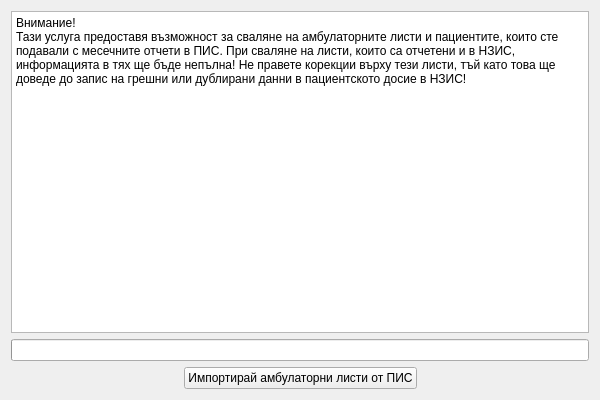
Before: the Qt Designer form src/View/Widgets/PisImportView.ui in thefinalcutbg/DinoDent, drawn with Qt 5.
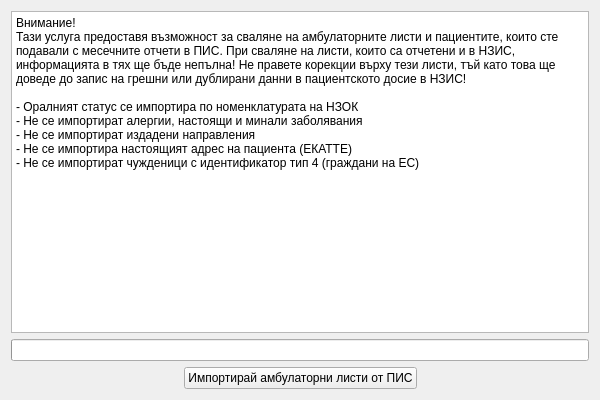
After: the same form once the commit is applied.

Diff of the .ui file:
```diff
--- a/src/View/Widgets/PisImportView.ui
+++ b/src/View/Widgets/PisImportView.ui
@@ -27,7 +27,14 @@
      </property>
      <property name="plainText">
       <string>Внимание! 
-Тази услуга предоставя възможност за сваляне на амбулаторните листи и пациентите, които сте подавали с месечните отчети в ПИС. При сваляне на листи, които са отчетени и в НЗИС, информацията в тях ще бъде непълна! Не правете корекции върху тези листи, тъй като това ще доведе до запис на грешни или дублирани данни в пациентското досие в НЗИС!</string>
+Тази услуга предоставя възможност за сваляне на амбулаторните листи и пациентите, които сте подавали с месечните отчети в ПИС. При сваляне на листи, които са отчетени и в НЗИС, информацията в тях ще бъде непълна! Не правете корекции върху тези листи, тъй като това ще доведе до запис на грешни или дублирани данни в пациентското досие в НЗИС!
+
+- Оралният статус се импортира по номенклатурата на НЗОК
+- Не се импортират алергии, настоящи и минали заболявания
+- Не се импортират издадени направления
+- Не се импортира настоящият адрес на пациента (ЕКАТТЕ)
+- Не се импортират чужденици с идентификатор тип 4 (граждани на ЕС)
+</string>
      </property>
     </widget>
    </item>
```
